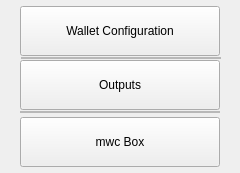
The window that core/navmenuconfig.ui (0xkobe/mwc-wallet) describes before a commit, drawn with Qt 5.
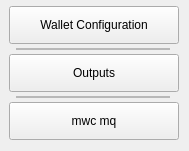
The same window after the commit. Custom widgets are drawn as their Qt base class.

```diff
--- a/core/navmenuconfig.ui
+++ b/core/navmenuconfig.ui
@@ -1,24 +1,27 @@
 <?xml version="1.0" encoding="UTF-8"?>
 <ui version="4.0">
  <class>NavMenuConfig</class>
- <widget class="QWidget" name="NavMenuConfig">
+ <widget class="QFrame" name="NavMenuConfig">
   <property name="geometry">
    <rect>
     <x>0</x>
     <y>0</y>
-    <width>240</width>
-    <height>173</height>
+    <width>189</width>
+    <height>151</height>
    </rect>
   </property>
   <property name="windowTitle">
    <string>Form</string>
   </property>
+  <property name="frameShape">
+   <enum>QFrame::NoFrame</enum>
+  </property>
   <widget class="control::MwcFrameWithBorder" name="frame_2">
    <property name="geometry">
     <rect>
-     <x>21</x>
-     <y>57</y>
-     <width>200</width>
+     <x>16</x>
+     <y>48</y>
+     <width>154</width>
      <height>2</height>
     </rect>
    </property>
@@ -32,9 +35,9 @@
   <widget class="control::MwcFrameWithBorder" name="frame_3">
    <property name="geometry">
     <rect>
-     <x>20</x>
-     <y>111</y>
-     <width>200</width>
+     <x>16</x>
+     <y>96</y>
+     <width>154</width>
      <height>2</height>
     </rect>
    </property>
@@ -45,43 +48,43 @@
     <enum>QFrame::Raised</enum>
    </property>
   </widget>
-  <widget class="control::NavMenuButton" name="pushButton">
+  <widget class="control::NavMenuButton" name="walletConfigButton">
    <property name="geometry">
     <rect>
-     <x>20</x>
+     <x>9</x>
      <y>6</y>
-     <width>200</width>
-     <height>50</height>
+     <width>170</width>
+     <height>38</height>
     </rect>
    </property>
    <property name="text">
     <string>Wallet Configuration</string>
    </property>
   </widget>
-  <widget class="control::NavMenuButton" name="pushButton_2">
+  <widget class="control::NavMenuButton" name="outputsButton">
    <property name="geometry">
     <rect>
-     <x>20</x>
-     <y>60</y>
-     <width>200</width>
-     <height>50</height>
+     <x>9</x>
+     <y>54</y>
+     <width>170</width>
+     <height>38</height>
     </rect>
    </property>
    <property name="text">
     <string>Outputs</string>
    </property>
   </widget>
-  <widget class="control::NavMenuButton" name="pushButton_3">
+  <widget class="control::NavMenuButton" name="mwcmqButton">
    <property name="geometry">
     <rect>
-     <x>20</x>
-     <y>117</y>
-     <width>200</width>
-     <height>50</height>
+     <x>9</x>
+     <y>102</y>
+     <width>170</width>
+     <height>38</height>
     </rect>
    </property>
    <property name="text">
-    <string>mwc Box</string>
+    <string>mwc mq</string>
    </property>
   </widget>
  </widget>
```
